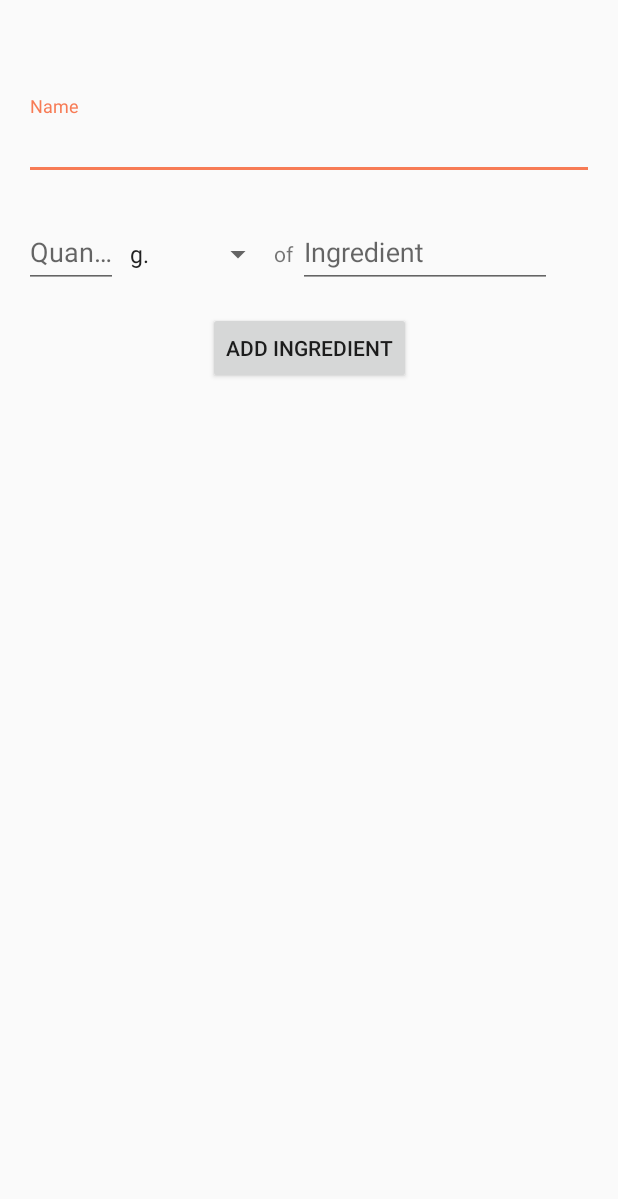
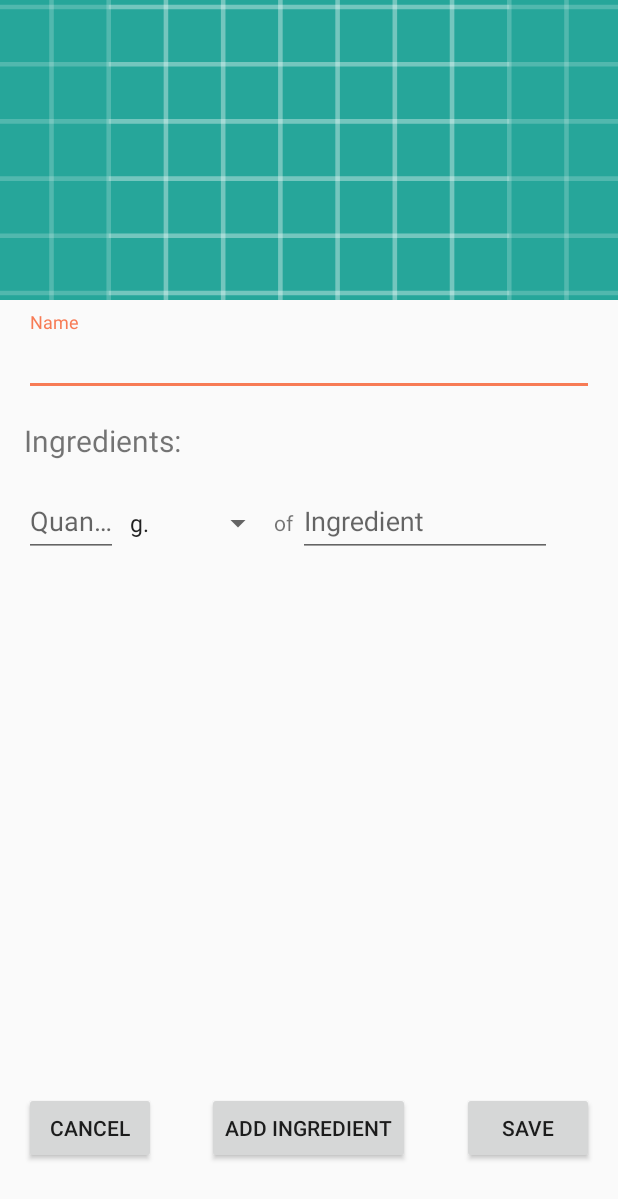
Before and after one commit to enorkus/delishioAndroidNano, an Android app: the screen it shows after launch (AddMealActivity), after a tap on an icon or button, on a phone screen of 412 x 824 dp. Shown: the top 1199 px of the screen. Run offline under Robolectric (Android 15) with nearby library versions, the phone set to English and light mode, and no system bars; our stand-ins replace ButterKnife.

Commit message:
Layout changes, choose image from galery to add to meal

```diff
--- a/app/src/main/java/com/enorkus/delishio/activity/AddMealActivity.java
+++ b/app/src/main/java/com/enorkus/delishio/activity/AddMealActivity.java
@@ -1,22 +1,36 @@
 package com.enorkus.delishio.activity;
 
+import android.content.Intent;
+import android.graphics.Bitmap;
+import android.net.Uri;
+import android.provider.MediaStore;
 import android.support.v7.app.AppCompatActivity;
 import android.os.Bundle;
+import android.view.View;
 import android.widget.Button;
+import android.widget.ImageView;
 import android.widget.LinearLayout;
+import android.widget.Toast;
 
 import com.enorkus.delishio.R;
 import com.enorkus.delishio.listener.AddMealIngredientClickListener;
+import com.enorkus.delishio.listener.MealImageClickListener;
+
+import java.io.IOException;
+import java.text.Bidi;
 
 import butterknife.BindView;
 import butterknife.ButterKnife;
 
 public class AddMealActivity extends AppCompatActivity {
 
+    public static final int PICK_IMAGE_REQUEST = 1;
     @BindView(R.id.addMealIngredientButton)
     protected Button addIngredientBtn;
     @BindView(R.id.ingredientsLinearLayout)
     protected LinearLayout ingredientsLayout;
+    @BindView(R.id.mealPicture)
+    protected ImageView mealPicture;
 
     @Override
     protected void onCreate(Bundle savedInstanceState) {
@@ -28,5 +42,22 @@ public class AddMealActivity extends AppCompatActivity {
 
     private void setupLayout() {
         addIngredientBtn.setOnClickListener(new AddMealIngredientClickListener(this));
+
+        mealPicture.setOnClickListener(new MealImageClickListener(this));
+    }
+
+    @Override
+    protected void onActivityResult(int requestCode, int resultCode, Intent data) {
+        super.onActivityResult(requestCode, resultCode, data);
+
+        if (requestCode == PICK_IMAGE_REQUEST && resultCode == RESULT_OK && data != null && data.getData() != null) {
+            Uri uri = data.getData();
+            try {
+                Bitmap bitmap = MediaStore.Images.Media.getBitmap(getContentResolver(), uri);
+                mealPicture.setImageBitmap(bitmap);
+            } catch (IOException e) {
+                e.printStackTrace();
+            }
+        }
     }
 }
--- a/app/src/main/java/com/enorkus/delishio/fragment/MealsListFragment.java
+++ b/app/src/main/java/com/enorkus/delishio/fragment/MealsListFragment.java
@@ -47,7 +47,7 @@ public class MealsListFragment extends Fragment {
         RecyclerView.Adapter adapter = new MealsListAdapter(meals);
         mealsListRecyclerView.setAdapter(adapter);
 
-        fab.setImageResource(R.drawable.ic_remove_white_24dp);
+        fab.setImageResource(R.drawable.ic_add_white_24dp);
         fab.setOnClickListener(new View.OnClickListener() {
             @Override
             public void onClick(View view) {
--- /dev/null
+++ b/app/src/main/java/com/enorkus/delishio/listener/MealImageClickListener.java
@@ -0,0 +1,42 @@
+package com.enorkus.delishio.listener;
+
+import android.app.ActionBar;
+import android.app.Dialog;
+import android.content.Intent;
+import android.view.View;
+import android.widget.Button;
+import android.widget.ImageView;
+import android.widget.TextView;
+import com.enorkus.delishio.R;
+import com.enorkus.delishio.activity.AddMealActivity;
+
+import butterknife.BindView;
+import butterknife.ButterKnife;
+
+public class MealImageClickListener implements View.OnClickListener {
+
+    private AddMealActivity ctx;
+
+    public MealImageClickListener(AddMealActivity ctx) {
+        this.ctx = ctx;
+    }
+
+    @Override
+    public void onClick(View view) {
+
+        final Dialog dialog = new Dialog(ctx);
+        dialog.setContentView(R.layout.meal_picture_choose_dialog);
+        Button chooseImageGaleryBtn = dialog.findViewById(R.id.chooseImageGalery);
+        chooseImageGaleryBtn.setOnClickListener(new View.OnClickListener() {
+            @Override
+            public void onClick(View view) {
+                Intent intent = new Intent();
+                intent.setType("image/*");
+                intent.setAction(Intent.ACTION_GET_CONTENT);
+                ctx.startActivityForResult(Intent.createChooser(intent, "Select Picture"), AddMealActivity.PICK_IMAGE_REQUEST);
+                dialog.dismiss();
+            }
+        });
+        dialog.show();
+    }
+}
--- /dev/null
+++ b/app/src/main/res/drawable/ic_add_white_24dp.xml
@@ -0,0 +1,5 @@
+<vector android:height="24dp" android:tint="#FFFFFF"
+    android:viewportHeight="24.0" android:viewportWidth="24.0"
+    android:width="24dp" xmlns:android="http://schemas.android.com/apk/res/android">
+    <path android:fillColor="#FF000000" android:pathData="M19,13h-6v6h-2v-6H5v-2h6V5h2v6h6v2z"/>
+</vector>
--- a/app/src/main/res/layout/activity_add_meal.xml
+++ b/app/src/main/res/layout/activity_add_meal.xml
@@ -1,10 +1,30 @@
 <?xml version="1.0" encoding="utf-8"?>
-<android.support.constraint.ConstraintLayout xmlns:android="http://schemas.android.com/apk/res/android"
+
+<RelativeLayout xmlns:android="http://schemas.android.com/apk/res/android"
     xmlns:app="http://schemas.android.com/apk/res-auto"
     xmlns:tools="http://schemas.android.com/tools"
     android:layout_width="match_parent"
     android:layout_height="match_parent"
     tools:context=".activity.AddMealActivity">
+
+    <ScrollView
+        android:layout_width="match_parent"
+        android:layout_height="match_parent"
+        android:fillViewport="true">
+
+        <android.support.constraint.ConstraintLayout
+            android:layout_width="match_parent"
+            android:layout_height="match_parent">
+
+            <ImageView
+                android:id="@+id/mealPicture"
+                android:layout_width="match_parent"
+                android:layout_height="200dp"
+                android:clickable="true"
+                android:focusable="true"
+                android:scaleType="centerCrop"
+                android:src="@drawable/ic_launcher_background"
+                app:layout_constraintTop_toTopOf="parent" />
 
             <android.support.design.widget.TextInputLayout
                 android:id="@+id/mealNameInputLayout"
@@ -12,11 +32,12 @@
                 android:layout_height="wrap_content"
                 android:layout_marginEnd="16dp"
                 android:layout_marginStart="16dp"
-        android:layout_marginTop="64dp"
+                android:layout_marginTop="8dp"
                 android:hint="@string/meal_name"
                 app:layout_constraintEnd_toEndOf="parent"
+                app:layout_constraintHorizontal_bias="0.0"
                 app:layout_constraintStart_toStartOf="parent"
-        app:layout_constraintTop_toTopOf="parent">
+                app:layout_constraintTop_toBottomOf="@+id/mealPicture">
 
                 <EditText
                     android:id="@+id/mealNameInput"
@@ -33,10 +54,18 @@
                 android:layout_marginEnd="16dp"
                 android:layout_marginStart="16dp"
                 android:layout_marginTop="16dp"
+                android:paddingBottom="96dp"
                 android:orientation="vertical"
                 app:layout_constraintEnd_toEndOf="parent"
                 app:layout_constraintStart_toStartOf="parent"
                 app:layout_constraintTop_toBottomOf="@+id/mealNameInputLayout">
+
+                <TextView
+                    android:layout_width="wrap_content"
+                    android:layout_height="wrap_content"
+                    android:paddingBottom="8dp"
+                    android:text="@string/ingredients"
+                    android:textSize="20sp" />
 
                 <LinearLayout
                     android:layout_width="match_parent"
@@ -110,17 +139,35 @@
                 </LinearLayout>
 
             </LinearLayout>
+        </android.support.constraint.ConstraintLayout>
+    </ScrollView>
+
+    <Button
+        android:id="@+id/addMealCancelBtn"
+        android:layout_width="wrap_content"
+        android:layout_height="wrap_content"
+        android:layout_alignParentBottom="true"
+        android:layout_alignParentStart="true"
+        android:layout_marginBottom="48dp"
+        android:layout_marginLeft="16dp"
+        android:text="@string/cancel"/>
 
     <Button
         android:id="@+id/addMealIngredientButton"
         android:layout_width="wrap_content"
         android:layout_height="wrap_content"
-        android:layout_marginEnd="8dp"
-        android:layout_marginStart="8dp"
-        android:layout_marginTop="16dp"
-        android:text="@string/add_meal_ingredient"
-        app:layout_constraintEnd_toEndOf="parent"
-        app:layout_constraintStart_toStartOf="parent"
-        app:layout_constraintTop_toBottomOf="@+id/ingredientsLinearLayout" />
+        android:layout_alignParentBottom="true"
+        android:layout_centerHorizontal="true"
+        android:layout_marginBottom="48dp"
+        android:text="@string/add_meal_ingredient"/>
 
-</android.support.constraint.ConstraintLayout>
+    <Button
+        android:id="@+id/addMealSaveBtn"
+        android:layout_width="wrap_content"
+        android:layout_height="wrap_content"
+        android:layout_alignParentBottom="true"
+        android:layout_alignParentEnd="true"
+        android:layout_marginBottom="48dp"
+        android:layout_marginRight="16dp"
+        android:text="@string/save"/>
+</RelativeLayout>
--- a/app/src/main/res/values/strings.xml
+++ b/app/src/main/res/values/strings.xml
@@ -17,6 +17,11 @@
     <string name="plus">+</string>
     <string name="minus">-</string>
     <string name="quantity">Quantity</string>
+    <string name="ingredients">Ingredients:</string>
+    <string name="cancel">Cancel</string>
+    <string name="save">Save</string>
+    <string name="choose_galery">Choose from galery</string>
+    <string name="search_internet">Search on internet</string>
 
     <string-array name="units">
         <item>g.</item>
```
Also changed, not shown: app/src/main/java/com/enorkus/delishio/listener/AddMealIngredientClickListener.java (+11 -11 lines), app/src/main/res/layout/meal_picture_choose_dialog.xml (added, +22 -0 lines). Lines whose indentation alone changed are shown as unchanged.
